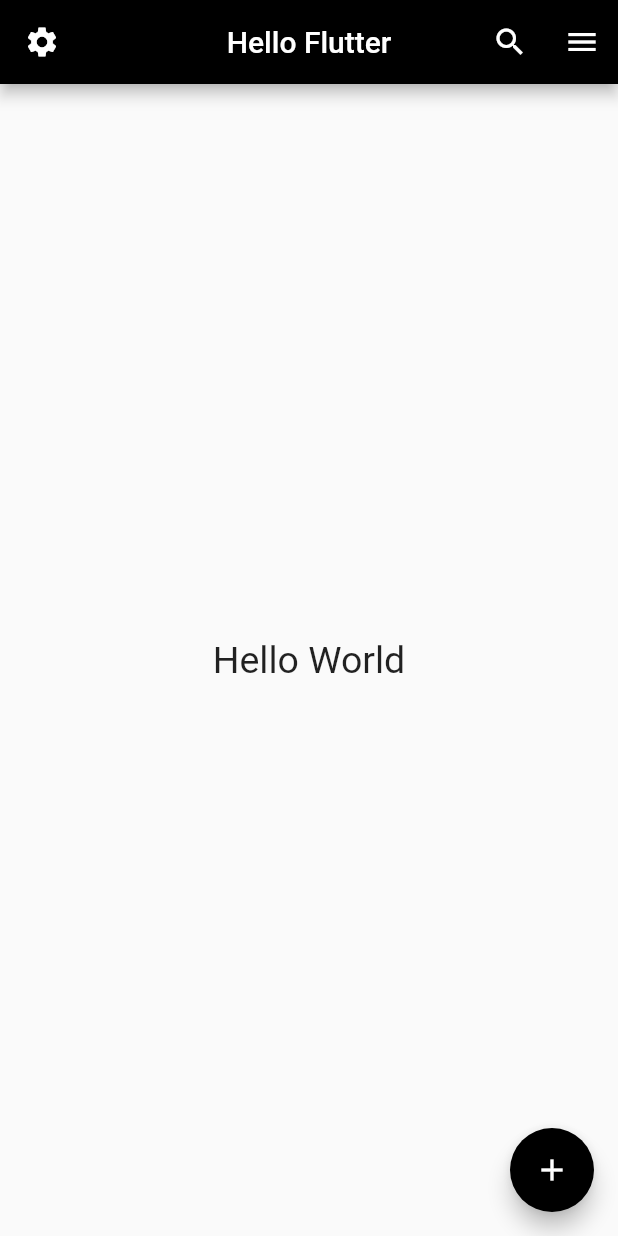
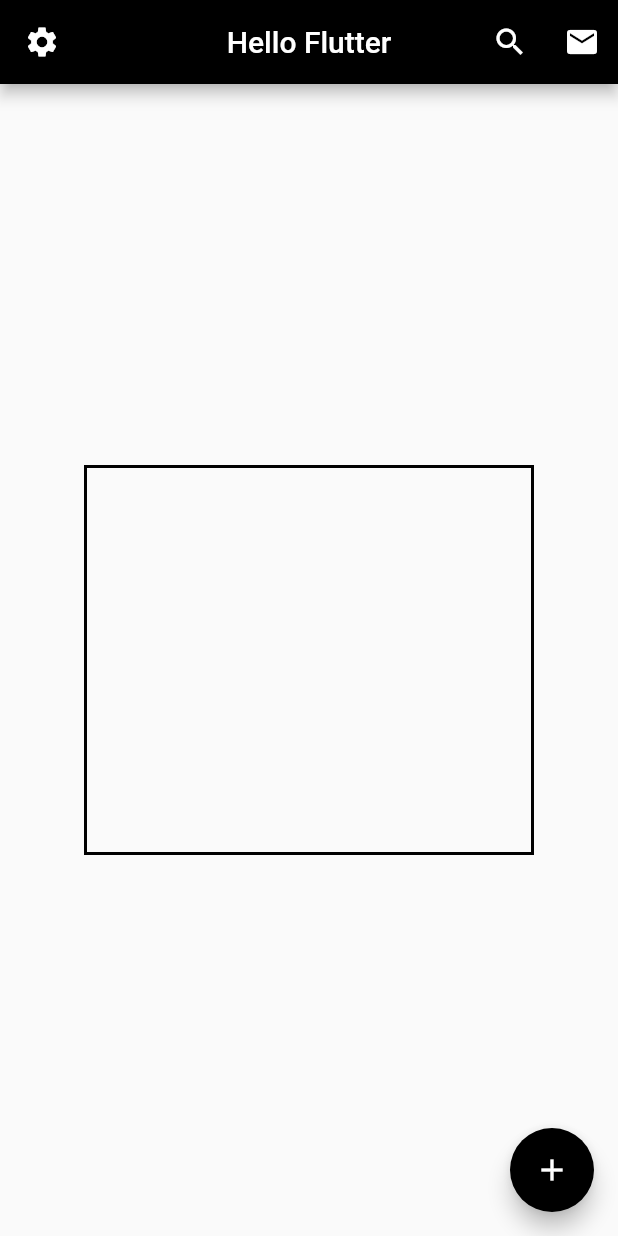
Before and after one commit to clinetty/todo_app, a Flutter app: the screen it shows after launch, on a phone screen of 412 x 824 dp. Run offline on Flutter 3.47's test engine with Material 2 defaults, Android fonts, the phone set to English and light mode, and no system bars.

Commit message:
UI improvements

```diff
--- a/flutter_fun/lib/main.dart
+++ b/flutter_fun/lib/main.dart
@@ -1,4 +1,4 @@
-// ignore_for_file: prefer_const_constructors, avoid_print, prefer_const_literals_to_create_immutables
+// ignore_for_file: prefer_const_constructors, avoid_print, prefer_const_literals_to_create_immutables, sort_child_properties_last
 
 import 'package:flutter/material.dart';
 
@@ -48,16 +48,22 @@ class Home extends StatelessWidget {
                   print('menu');
                 }),
             IconButton(
-                icon: Icon(Icons.menu),
+                icon: Icon(Icons.email),
+                tooltip: 'mailto',
                 onPressed: () {
                   print('menu');
                 }),
           ],
         ),
         body: Center(
-          child: Text(
-            'Hello World',
-            style: TextStyle(fontSize: 25.0),
+          child: Container(
+            width: 300.0,
+            height: 260.0,
+            decoration: BoxDecoration(
+                border: Border.all(
+              width: 2.0,
+            )),
+
           ),
         ));
   }
```
